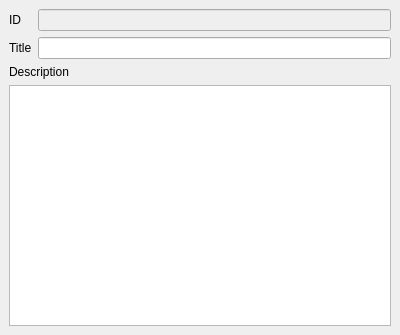
OpenSCAP/scap-workbench, file ui/ProfilePropertiesDockWidget.ui: the form before one commit.
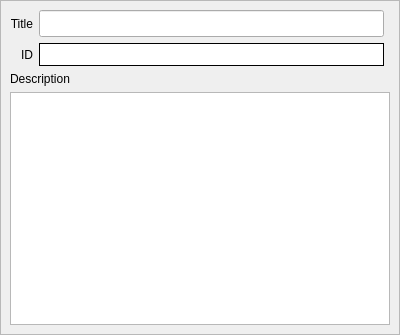
The form after the commit.

What changed in the file:
```diff
--- a/ui/ProfilePropertiesDockWidget.ui
+++ b/ui/ProfilePropertiesDockWidget.ui
@@ -13,50 +13,98 @@
   <property name="minimumSize">
    <size>
     <width>400</width>
-    <height>185</height>
+    <height>193</height>
    </size>
   </property>
   <property name="windowTitle">
    <string>Profile Properties</string>
   </property>
   <widget class="QWidget" name="dockWidgetContents">
+   <layout class="QVBoxLayout" name="verticalLayout">
+    <property name="margin">
+     <number>0</number>
+    </property>
+    <item>
+     <widget class="QScrollArea" name="scrollArea">
+      <property name="widgetResizable">
+       <bool>true</bool>
+      </property>
+      <widget class="QWidget" name="scrollAreaWidgetContents">
+       <property name="geometry">
+        <rect>
+         <x>0</x>
+         <y>0</y>
+         <width>388</width>
+         <height>304</height>
+        </rect>
+       </property>
    <layout class="QGridLayout" name="gridLayout">
-    <item row="1" column="0">
-     <widget class="QLabel" name="label">
+        <item row="1" column="1">
+         <widget class="QLineEdit" name="title">
+          <property name="font">
+           <font>
+            <pointsize>12</pointsize>
+           </font>
+          </property>
+         </widget>
+        </item>
+        <item row="5" column="0" colspan="3">
+         <widget class="QTextEdit" name="description"/>
+        </item>
+        <item row="4" column="0" colspan="3">
+         <widget class="QLabel" name="label_3">
       <property name="text">
-       <string>Title</string>
+           <string>Description</string>
       </property>
      </widget>
     </item>
-    <item row="0" column="1">
+        <item row="3" column="1">
      <widget class="QLineEdit" name="id">
       <property name="enabled">
-       <bool>false</bool>
+           <bool>true</bool>
+          </property>
+          <property name="font">
+           <font>
+            <pointsize>12</pointsize>
+           </font>
+          </property>
+          <property name="styleSheet">
+           <string notr="true">border: 1px solid #000;</string>
       </property>
       <property name="readOnly">
        <bool>true</bool>
       </property>
      </widget>
     </item>
-    <item row="0" column="0">
+        <item row="3" column="0">
      <widget class="QLabel" name="label_2">
       <property name="text">
        <string>ID</string>
       </property>
-     </widget>
-    </item>
-    <item row="1" column="1">
-     <widget class="QLineEdit" name="title"/>
-    </item>
-    <item row="2" column="0" colspan="2">
-     <widget class="QLabel" name="label_3">
+          <property name="alignment">
+           <set>Qt::AlignRight|Qt::AlignTrailing|Qt::AlignVCenter</set>
+          </property>
+          <property name="margin">
+           <number>5</number>
+          </property>
+         </widget>
+        </item>
+        <item row="1" column="0">
+         <widget class="QLabel" name="label">
       <property name="text">
-       <string>Description</string>
+           <string>Title</string>
+          </property>
+          <property name="alignment">
+           <set>Qt::AlignRight|Qt::AlignTrailing|Qt::AlignVCenter</set>
+          </property>
+          <property name="margin">
+           <number>5</number>
       </property>
      </widget>
     </item>
-    <item row="3" column="0" colspan="2">
-     <widget class="QTextEdit" name="description"/>
+       </layout>
+      </widget>
+     </widget>
     </item>
    </layout>
   </widget>
```
Lines whose indentation alone changed are shown as unchanged.
